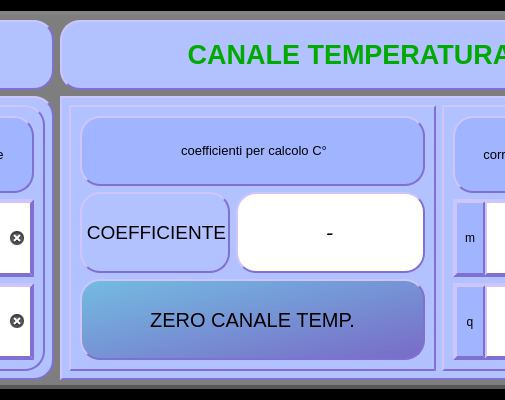
Before: the Qt Designer form Qt Creator/dialog_setup_SG600.ui in Mixer97/tesi_triennale, drawn with Qt 5; both pictures show x 543 to 1048 and y 0 to 400 of the 1200 by 400 pixel window.
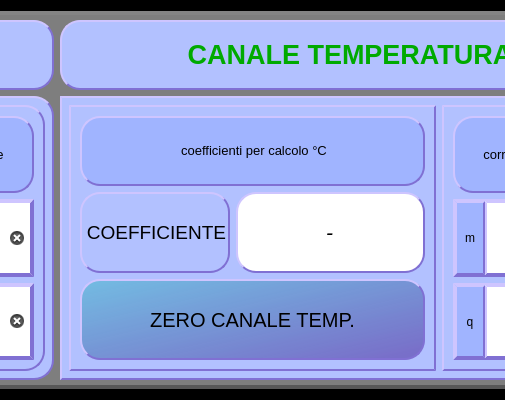
After: the same form once the commit is applied.

Diff of the .ui file:
```diff
--- a/Qt Creator/dialog_setup_SG600.ui
+++ b/Qt Creator/dialog_setup_SG600.ui
@@ -640,7 +640,7 @@
 </string>
                 </property>
                 <property name="text">
-                 <string>&lt;html&gt;&lt;head/&gt;&lt;body&gt;&lt;p align=&quot;center&quot;&gt;&lt;span style=&quot; font-size:10pt;&quot;&gt;coefficienti per calcolo C°&lt;/span&gt;&lt;/p&gt;&lt;/body&gt;&lt;/html&gt;</string>
+                 <string>&lt;html&gt;&lt;head/&gt;&lt;body&gt;&lt;p align=&quot;center&quot;&gt;&lt;span style=&quot; font-size:10pt;&quot;&gt;coefficienti per calcolo °C&lt;/span&gt;&lt;/p&gt;&lt;/body&gt;&lt;/html&gt;</string>
                 </property>
                </widget>
               </item>
```
